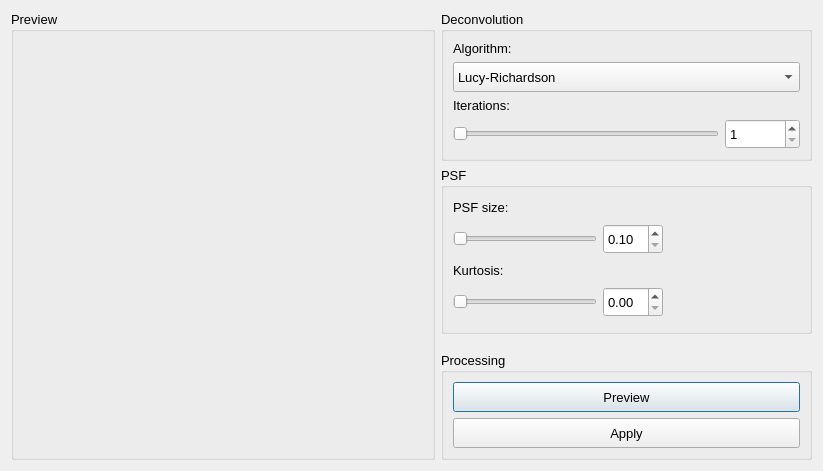
aiphae/proxima, file source/ui/dialogs/deconvolutiondialog/deconvolutiondialog.ui: the form before one commit.
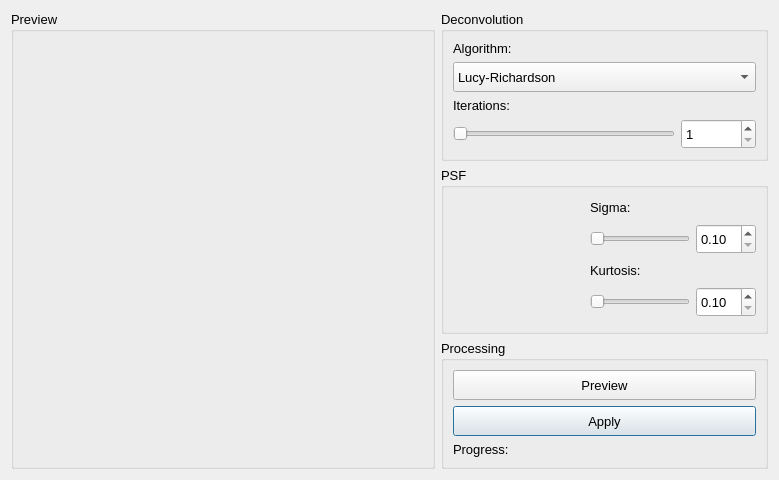
The form after the commit.

The edit to the form file:
```diff
--- a/source/ui/dialogs/deconvolutiondialog/deconvolutiondialog.ui
+++ b/source/ui/dialogs/deconvolutiondialog/deconvolutiondialog.ui
@@ -6,8 +6,8 @@
    <rect>
     <x>0</x>
     <y>0</y>
-    <width>823</width>
-    <height>471</height>
+    <width>774</width>
+    <height>488</height>
    </rect>
   </property>
   <property name="sizePolicy">
@@ -16,6 +16,12 @@
     <verstretch>0</verstretch>
    </sizepolicy>
   </property>
+  <property name="maximumSize">
+   <size>
+    <width>774</width>
+    <height>488</height>
+   </size>
+  </property>
   <property name="font">
    <font>
     <pointsize>10</pointsize>
@@ -25,6 +31,9 @@
    <string>Dialog</string>
   </property>
   <layout class="QGridLayout" name="gridLayout" columnstretch="0,0,0">
+   <property name="sizeConstraint">
+    <enum>QLayout::SizeConstraint::SetFixedSize</enum>
+   </property>
    <item row="0" column="2" rowspan="2">
     <widget class="QGroupBox" name="parametersGroupBox">
      <property name="sizePolicy">
@@ -46,6 +55,9 @@
       <bool>true</bool>
      </property>
      <layout class="QGridLayout" name="gridLayout_2">
+      <property name="sizeConstraint">
+       <enum>QLayout::SizeConstraint::SetMinimumSize</enum>
+      </property>
       <item row="2" column="0" colspan="3">
        <widget class="QLabel" name="iterationsLabel">
         <property name="text">
@@ -100,6 +112,12 @@
       </item>
       <item row="3" column="0" colspan="2">
        <widget class="QSlider" name="iterationsSlider">
+        <property name="minimum">
+         <number>1</number>
+        </property>
+        <property name="maximum">
+         <number>100</number>
+        </property>
         <property name="orientation">
          <enum>Qt::Orientation::Horizontal</enum>
         </property>
@@ -124,8 +142,11 @@
       <bool>true</bool>
      </property>
      <layout class="QGridLayout" name="gridLayout_4">
-      <item row="0" column="0">
-       <widget class="QFrame" name="frame">
+      <property name="sizeConstraint">
+       <enum>QLayout::SizeConstraint::SetMinimumSize</enum>
+      </property>
+      <item row="0" column="1">
+       <widget class="QFrame" name="psfParametersFrame">
         <property name="frameShape">
          <enum>QFrame::Shape::NoFrame</enum>
         </property>
@@ -134,13 +155,13 @@
         </property>
         <layout class="QGridLayout" name="gridLayout_3">
          <property name="leftMargin">
-          <number>0</number>
+          <number>6</number>
          </property>
          <property name="topMargin">
           <number>0</number>
          </property>
          <property name="rightMargin">
-          <number>6</number>
+          <number>0</number>
          </property>
          <property name="bottomMargin">
           <number>0</number>
@@ -160,6 +181,18 @@
          </item>
          <item row="1" column="0">
           <widget class="QSlider" name="psfSizeSlider">
+           <property name="minimumSize">
+            <size>
+             <width>100</width>
+             <height>0</height>
+            </size>
+           </property>
+           <property name="minimum">
+            <number>10</number>
+           </property>
+           <property name="maximum">
+            <number>1000</number>
+           </property>
            <property name="orientation">
             <enum>Qt::Orientation::Horizontal</enum>
            </property>
@@ -191,6 +224,15 @@
            <property name="showGroupSeparator" stdset="0">
             <bool>false</bool>
            </property>
+           <property name="minimum">
+            <double>0.100000000000000</double>
+           </property>
+           <property name="maximum">
+            <double>10.000000000000000</double>
+           </property>
+           <property name="singleStep">
+            <double>0.100000000000000</double>
+           </property>
           </widget>
          </item>
          <item row="0" column="0">
@@ -202,7 +244,7 @@
             </sizepolicy>
            </property>
            <property name="text">
-            <string>PSF size:</string>
+            <string>Sigma:</string>
            </property>
           </widget>
          </item>
@@ -214,6 +256,18 @@
              <verstretch>0</verstretch>
             </sizepolicy>
            </property>
+           <property name="minimumSize">
+            <size>
+             <width>100</width>
+             <height>0</height>
+            </size>
+           </property>
+           <property name="minimum">
+            <number>10</number>
+           </property>
+           <property name="maximum">
+            <number>1000</number>
+           </property>
            <property name="orientation">
             <enum>Qt::Orientation::Horizontal</enum>
            </property>
@@ -250,7 +304,7 @@
         </layout>
        </widget>
       </item>
-      <item row="0" column="1">
+      <item row="0" column="0">
        <widget class="QLabel" name="psfDisplay">
         <property name="minimumSize">
          <size>
@@ -278,7 +332,62 @@
      </layout>
     </widget>
    </item>
-   <item row="0" column="0" rowspan="5" colspan="2">
+   <item row="3" column="2">
+    <widget class="QGroupBox" name="processingGroupBox">
+     <property name="title">
+      <string>Processing</string>
+     </property>
+     <property name="flat">
+      <bool>true</bool>
+     </property>
+     <layout class="QGridLayout" name="gridLayout_5">
+      <property name="sizeConstraint">
+       <enum>QLayout::SizeConstraint::SetMinimumSize</enum>
+      </property>
+      <item row="2" column="0">
+       <widget class="QLabel" name="progressLabel">
+        <property name="text">
+         <string>Progress:</string>
+        </property>
+       </widget>
+      </item>
+      <item row="2" column="1">
+       <widget class="QLabel" name="progressEdit">
+        <property name="text">
+         <string/>
+        </property>
+       </widget>
+      </item>
+      <item row="1" column="0" colspan="2">
+       <widget class="QPushButton" name="applyPushButton">
+        <property name="minimumSize">
+         <size>
+          <width>0</width>
+          <height>30</height>
+         </size>
+        </property>
+        <property name="text">
+         <string>Apply</string>
+        </property>
+       </widget>
+      </item>
+      <item row="0" column="0" colspan="2">
+       <widget class="QPushButton" name="previewPushButton">
+        <property name="minimumSize">
+         <size>
+          <width>0</width>
+          <height>30</height>
+         </size>
+        </property>
+        <property name="text">
+         <string>Preview</string>
+        </property>
+       </widget>
+      </item>
+     </layout>
+    </widget>
+   </item>
+   <item row="0" column="0" rowspan="4" colspan="2">
     <widget class="QGroupBox" name="previewGroupBox">
      <property name="sizePolicy">
       <sizepolicy hsizetype="Maximum" vsizetype="Preferred">
@@ -293,8 +402,23 @@
       <bool>true</bool>
      </property>
      <layout class="QHBoxLayout" name="horizontalLayout">
+      <property name="sizeConstraint">
+       <enum>QLayout::SizeConstraint::SetMinimumSize</enum>
+      </property>
+      <property name="topMargin">
+       <number>0</number>
+      </property>
+      <property name="bottomMargin">
+       <number>0</number>
+      </property>
       <item>
        <widget class="QLabel" name="previewDisplay">
+        <property name="sizePolicy">
+         <sizepolicy hsizetype="Fixed" vsizetype="Fixed">
+          <horstretch>0</horstretch>
+          <verstretch>0</verstretch>
+         </sizepolicy>
+        </property>
         <property name="minimumSize">
          <size>
           <width>400</width>
@@ -315,57 +439,6 @@
      </layout>
     </widget>
    </item>
-   <item row="4" column="2">
-    <widget class="QGroupBox" name="groupBox_2">
-     <property name="title">
-      <string>Processing</string>
-     </property>
-     <property name="flat">
-      <bool>true</bool>
-     </property>
-     <layout class="QVBoxLayout" name="verticalLayout">
-      <item>
-       <widget class="QPushButton" name="previewPushButton">
-        <property name="minimumSize">
-         <size>
-          <width>0</width>
-          <height>30</height>
-         </size>
-        </property>
-        <property name="text">
-         <string>Preview</string>
-        </property>
-       </widget>
-      </item>
-      <item>
-       <widget class="QPushButton" name="applyPushButton">
-        <property name="minimumSize">
-         <size>
-          <width>0</width>
-          <height>30</height>
-         </size>
-        </property>
-        <property name="text">
-         <string>Apply</string>
-        </property>
-       </widget>
-      </item>
-     </layout>
-    </widget>
-   </item>
-   <item row="3" column="2">
-    <spacer name="verticalSpacer">
-     <property name="orientation">
-      <enum>Qt::Orientation::Vertical</enum>
-     </property>
-     <property name="sizeHint" stdset="0">
-      <size>
-       <width>20</width>
-       <height>40</height>
-      </size>
-     </property>
-    </spacer>
-   </item>
   </layout>
  </widget>
  <resources/>
```
